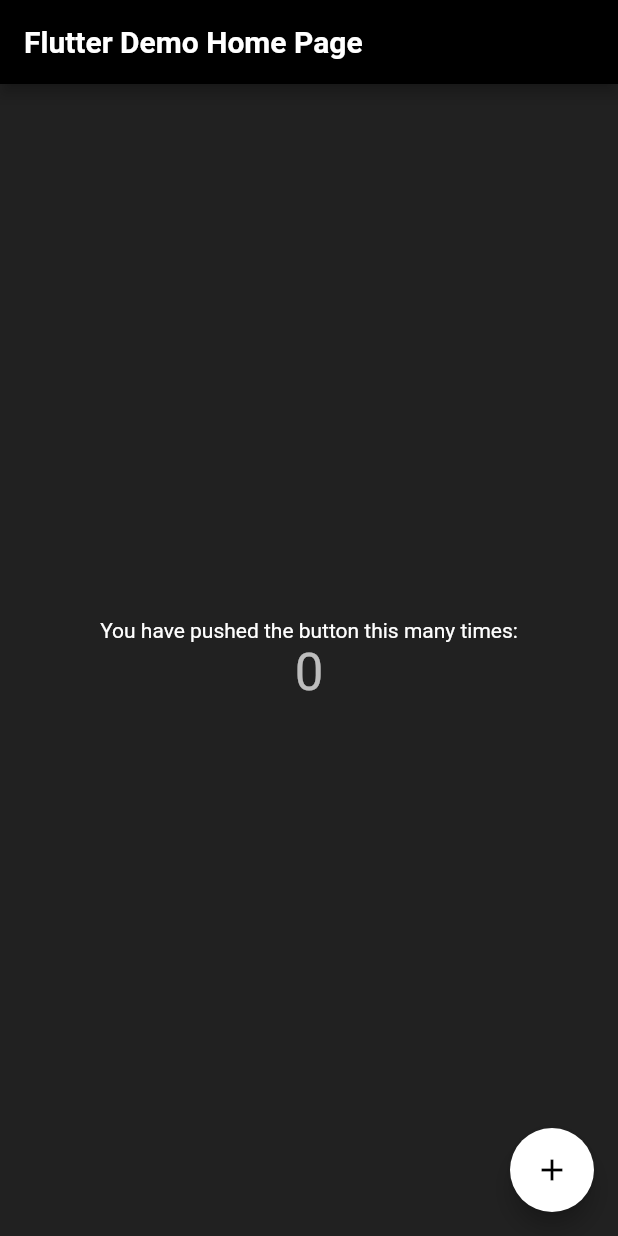
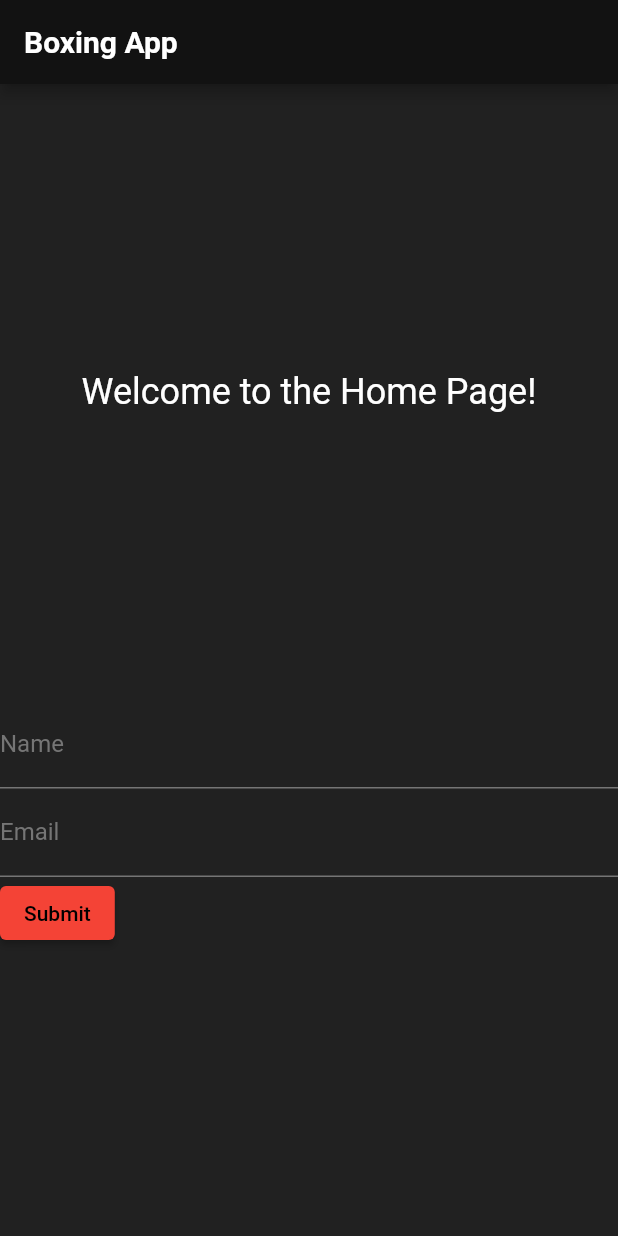
Before and after one commit to sirJiggles/boxing-flutter, a Flutter app: the screen it shows after launch, on a phone screen of 412 x 824 dp. Run offline on Flutter 3.47's test engine with Material 2 defaults, Android fonts, the phone set to English and light mode, and no system bars.

Commit message:
its honestly just tooo darn easy with chat gpt

```diff
--- /dev/null
+++ b/boxing_app/lib/components/workout_controls.dart
@@ -0,0 +1,66 @@
+import 'package:flutter/material.dart';
+
+class WorkoutControls extends StatefulWidget {
+  const WorkoutControls({Key? key}) : super(key: key);
+
+  @override
+  _WorkoutControlsState createState() => _WorkoutControlsState();
+}
+
+class _WorkoutControlsState extends State<WorkoutControls> {
+  final _formKey = GlobalKey<FormState>();
+  String _name = '';
+  String _email = '';
+
+  @override
+  Widget build(BuildContext context) {
+    return Form(
+      key: _formKey,
+      child: Column(
+        crossAxisAlignment: CrossAxisAlignment.start,
+        children: [
+          TextFormField(
+            decoration: const InputDecoration(
+              labelText: 'Name',
+            ),
+            validator: (value) {
+              if (value == null || value.isEmpty) {
+                return 'Please enter your name';
+              }
+              return null;
+            },
+            onSaved: (value) {
+              _name = value!;
+            },
+          ),
+          TextFormField(
+            decoration: const InputDecoration(
+              labelText: 'Email',
+            ),
+            validator: (value) {
+              if (value == null || value.isEmpty) {
+                return 'Please enter your email';
+              }
+              if (!value.contains('@')) {
+                return 'Please enter a valid email';
+              }
+              return null;
+            },
+            onSaved: (value) {
+              _email = value!;
+            },
+          ),
+          ElevatedButton(
+            onPressed: () {
+              if (_formKey.currentState!.validate()) {
+                _formKey.currentState!.save();
+                // Do something with the form data
+              }
+            },
+            child: const Text('Submit'),
+          ),
+        ],
+      ),
+    );
+  }
+}
--- a/boxing_app/lib/main.dart
+++ b/boxing_app/lib/main.dart
@@ -1,3 +1,4 @@
+import 'package:boxing_app/pages/home.dart';
 import 'package:flutter/material.dart';
 import 'theme/app_theme.dart';
 
@@ -14,95 +15,14 @@
     return MaterialApp(
       title: 'Flutter Demo',
       theme: AppTheme.getTheme(),
-      home: const MyHomePage(title: 'Flutter Demo Home Page'),
+      home: Scaffold(
+        appBar: AppBar(
+          title: const Text('Boxing App'),
+        ),
+        body: const Center(
+          child: HomePage(),
+        ),
+      ),
     );
   }
 }
-
-class MyHomePage extends StatefulWidget {
-  const MyHomePage({super.key, required this.title});
-
-  // This widget is the home page of your application. It is stateful, meaning
-  // that it has a State object (defined below) that contains fields that affect
-  // how it looks.
-
-  // This class is the configuration for the state. It holds the values (in this
-  // case the title) provided by the parent (in this case the App widget) and
-  // used by the build method of the State. Fields in a Widget subclass are
-  // always marked "final".
-
-  final String title;
-
-  @override
-  State<MyHomePage> createState() => _MyHomePageState();
-}
-
-class _MyHomePageState extends State<MyHomePage> {
-  int _counter = 0;
-
-  void _incrementCounter() {
-    setState(() {
-      // This call to setState tells the Flutter framework that something has
-      // changed in this State, which causes it to rerun the build method below
-      // so that the display can reflect the updated values. If we changed
-      // _counter without calling setState(), then the build method would not be
-      // called again, and so nothing would appear to happen.
-      _counter++;
-    });
-  }
-
-  @override
-  Widget build(BuildContext context) {
-    // This method is rerun every time setState is called, for instance as done
-    // by the _incrementCounter method above.
-    //
-    // The Flutter framework has been optimized to make rerunning build methods
-    // fast, so that you can just rebuild anything that needs updating rather
-    // than having to individually change instances of widgets.
-    return Scaffold(
-      appBar: AppBar(
-        // TRY THIS: Try changing the color here to a specific color (to
-        // Colors.amber, perhaps?) and trigger a hot reload to see the AppBar
-        // change color while the other colors stay the same.
-        backgroundColor: Theme.of(context).colorScheme.inversePrimary,
-        // Here we take the value from the MyHomePage object that was created by
-        // the App.build method, and use it to set our appbar title.
-        title: Text(widget.title),
-      ),
-      body: Center(
-        // Center is a layout widget. It takes a single child and positions it
-        // in the middle of the parent.
-        child: Column(
-          // Column is also a layout widget. It takes a list of children and
-          // arranges them vertically. By default, it sizes itself to fit its
-          // children horizontally, and tries to be as tall as its parent.
-          //
-          // Column has various properties to control how it sizes itself and
-          // how it positions its children. Here we use mainAxisAlignment to
-          // center the children vertically; the main axis here is the vertical
-          // axis because Columns are vertical (the cross axis would be
-          // horizontal).
-          //
-          // TRY THIS: Invoke "debug painting" (choose the "Toggle Debug Paint"
-          // action in the IDE, or press "p" in the console), to see the
-          // wireframe for each widget.
-          mainAxisAlignment: MainAxisAlignment.center,
-          children: <Widget>[
-            const Text(
-              'You have pushed the button this many times:',
-            ),
-            Text(
-              '$_counter',
-              style: Theme.of(context).textTheme.headlineMedium,
-            ),
-          ],
-        ),
-      ),
-      floatingActionButton: FloatingActionButton(
-        onPressed: _incrementCounter,
-        tooltip: 'Increment',
-        child: const Icon(Icons.add),
-      ), // This trailing comma makes auto-formatting nicer for build methods.
-    );
-  }
-}
--- /dev/null
+++ b/boxing_app/lib/pages/home.dart
@@ -0,0 +1,23 @@
+import 'package:boxing_app/components/workout_controls.dart';
+import 'package:flutter/material.dart';
+
+class HomePage extends StatelessWidget {
+  const HomePage({super.key});
+
+  @override
+  Widget build(BuildContext context) {
+    return const Column(
+      mainAxisAlignment: MainAxisAlignment.spaceEvenly,
+      children: [
+        SizedBox(height: 20),
+        Text(
+          'Welcome to the Home Page!',
+          style: TextStyle(fontSize: 24),
+        ),
+        SizedBox(height: 20),
+        WorkoutControls(),
+        SizedBox(height: 20),
+      ],
+    );
+  }
+}
```
